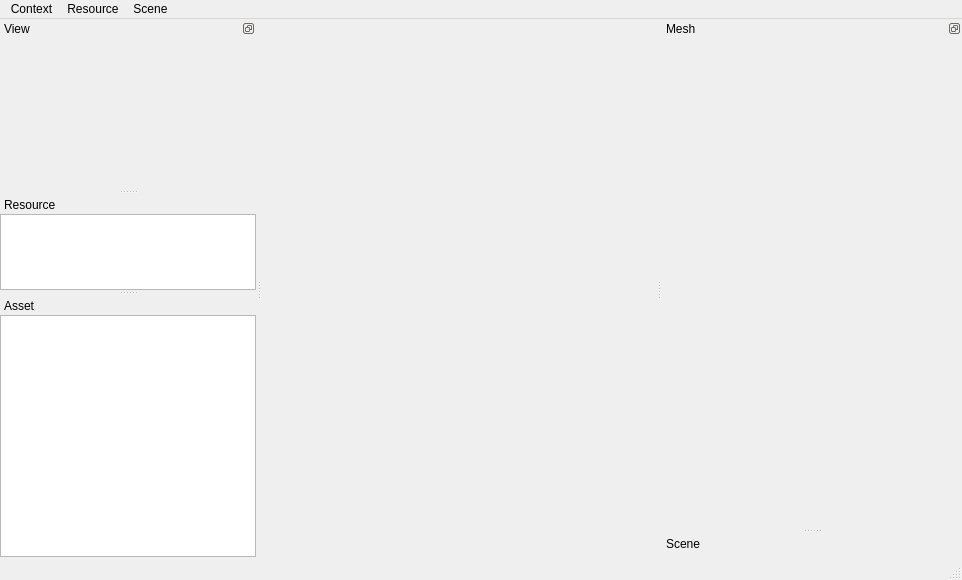
williamallas/TIMEngine2, file Source/TIMEditor/EditorWindow.ui: the form before one commit.
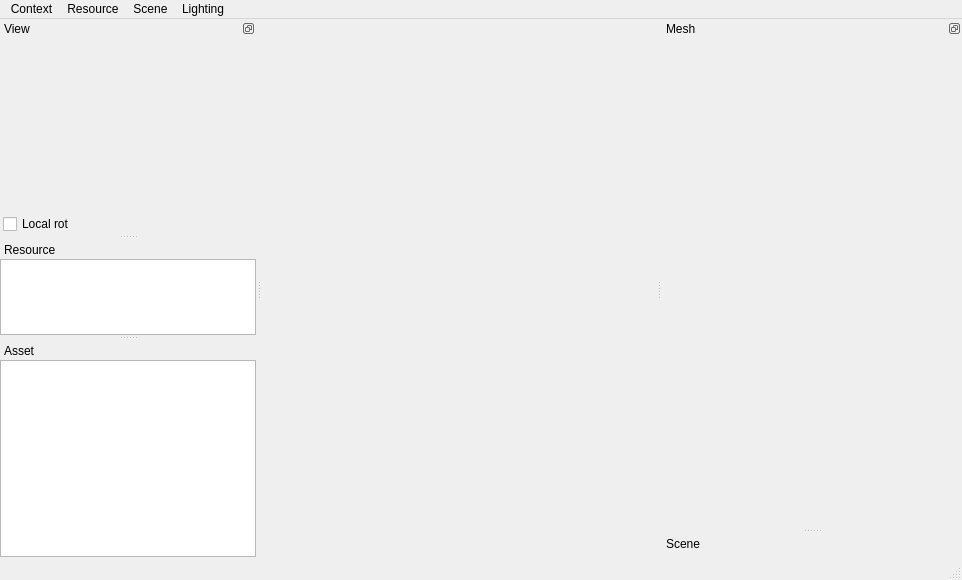
The form after the commit. Custom widgets are drawn as their Qt base class.

```diff
--- a/Source/TIMEditor/EditorWindow.ui
+++ b/Source/TIMEditor/EditorWindow.ui
@@ -116,9 +116,17 @@
     <addaction name="actionSet_skybox"/>
     <addaction name="menuSelect"/>
    </widget>
+   <widget class="QMenu" name="menuLighting">
+    <property name="title">
+     <string>Lighting</string>
+    </property>
+    <addaction name="actionSet_skybox"/>
+    <addaction name="actionSunDirection"/>
+   </widget>
    <addaction name="menuContext"/>
    <addaction name="menuResource"/>
    <addaction name="menuScene"/>
+   <addaction name="menuLighting"/>
   </widget>
   <widget class="FullScreenDock" name="viewDockWidget">
    <property name="sizePolicy">
@@ -129,8 +137,8 @@
    </property>
    <property name="minimumSize">
     <size>
-     <width>66</width>
-     <height>62</height>
+     <width>151</width>
+     <height>95</height>
     </size>
    </property>
    <property name="features">
@@ -149,17 +157,22 @@
       <verstretch>0</verstretch>
      </sizepolicy>
     </property>
+    <layout class="QVBoxLayout" name="verticalLayout_5">
+     <property name="leftMargin">
+      <number>3</number>
+     </property>
+     <property name="topMargin">
+      <number>0</number>
+     </property>
+     <property name="rightMargin">
+      <number>3</number>
+     </property>
+     <property name="bottomMargin">
+      <number>0</number>
+     </property>
+     <item>
     <layout class="QVBoxLayout" name="verticalLayout_6">
-     <property name="leftMargin">
-      <number>3</number>
-     </property>
-     <property name="topMargin">
-      <number>0</number>
-     </property>
-     <property name="rightMargin">
-      <number>3</number>
-     </property>
-     <property name="bottomMargin">
+       <property name="spacing">
       <number>0</number>
      </property>
      <item>
@@ -191,7 +204,50 @@
        <property name="acceptDrops">
         <bool>true</bool>
        </property>
-      </widget>
+         <layout class="QVBoxLayout" name="verticalLayout_4">
+          <property name="spacing">
+           <number>0</number>
+          </property>
+          <property name="leftMargin">
+           <number>0</number>
+          </property>
+          <property name="topMargin">
+           <number>0</number>
+          </property>
+          <property name="rightMargin">
+           <number>0</number>
+          </property>
+          <property name="bottomMargin">
+           <number>0</number>
+          </property>
+         </layout>
+        </widget>
+       </item>
+       <item>
+        <layout class="QHBoxLayout" name="horizontalLayout">
+         <item>
+          <widget class="QCheckBox" name="localRot">
+           <property name="text">
+            <string>Local rot</string>
+           </property>
+          </widget>
+         </item>
+         <item>
+          <widget class="QLabel" name="feedbackTrans">
+           <property name="sizePolicy">
+            <sizepolicy hsizetype="Expanding" vsizetype="Preferred">
+             <horstretch>0</horstretch>
+             <verstretch>0</verstretch>
+            </sizepolicy>
+           </property>
+           <property name="text">
+            <string/>
+           </property>
+          </widget>
+         </item>
+        </layout>
+       </item>
+      </layout>
      </item>
     </layout>
    </widget>
```
Left out of the diff: 9 changed lines with no effect on the pictures. Lines whose indentation alone changed are shown as unchanged.
